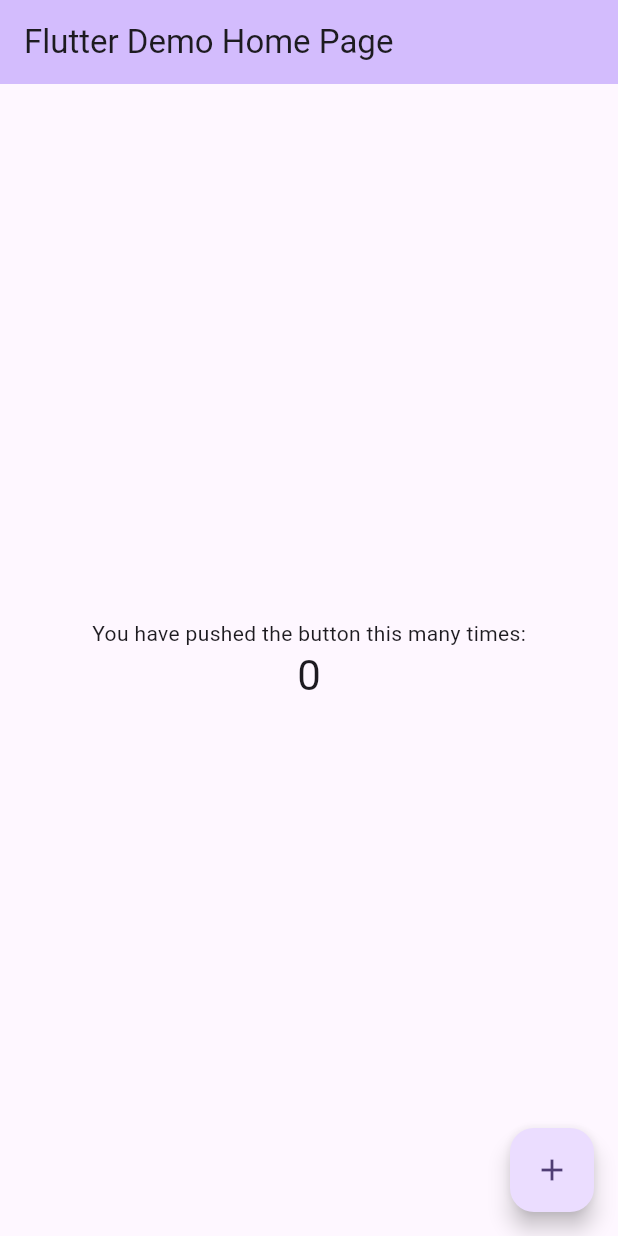
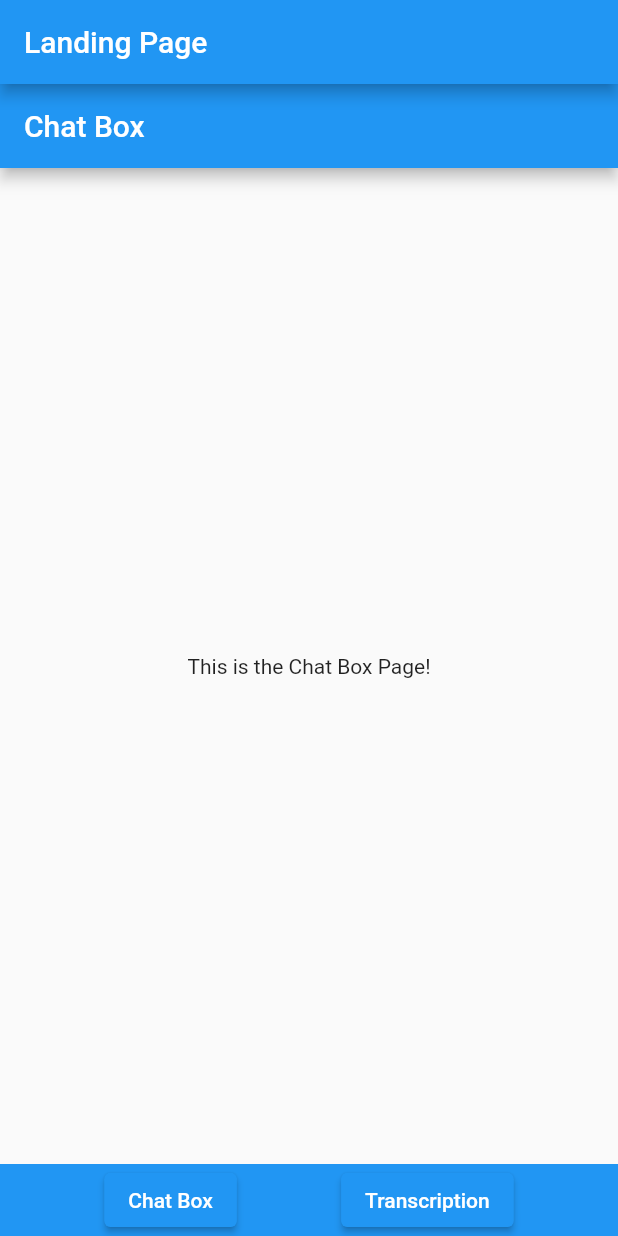
Before and after one commit to EIC-NLP/flutter-application, a Flutter app: the screen it shows after launch, on a phone screen of 412 x 824 dp. Run offline on Flutter 3.47's test engine with Material 2 defaults, Android fonts, the light colour scheme and no system bars.

Commit message:
Updated many codes

```diff
--- a/lib/main.dart
+++ b/lib/main.dart
@@ -1,125 +1,19 @@
 import 'package:flutter/material.dart';
-
+import 'package:rbc_interface/src/features/landing_page/app/landing_page.dart';
 void main() {
-  runApp(const MyApp());
+  runApp(MyApp());
 }
 
 class MyApp extends StatelessWidget {
-  const MyApp({super.key});
-
-  // This widget is the root of your application.
   @override
   Widget build(BuildContext context) {
     return MaterialApp(
-      title: 'Flutter Demo',
+      title: 'Flutter App',
       theme: ThemeData(
-        // This is the theme of your application.
-        //
-        // TRY THIS: Try running your application with "flutter run". You'll see
-        // the application has a blue toolbar. Then, without quitting the app,
-        // try changing the seedColor in the colorScheme below to Colors.green
-        // and then invoke "hot reload" (save your changes or press the "hot
-        // reload" button in a Flutter-supported IDE, or press "r" if you used
-        // the command line to start the app).
-        //
-        // Notice that the counter didn't reset back to zero; the application
-        // state is not lost during the reload. To reset the state, use hot
-        // restart instead.
-        //
-        // This works for code too, not just values: Most code changes can be
-        // tested with just a hot reload.
-        colorScheme: ColorScheme.fromSeed(seedColor: Colors.deepPurple),
-        useMaterial3: true,
+        primarySwatch: Colors.blue,
+        visualDensity: VisualDensity.adaptivePlatformDensity,
       ),
-      home: const MyHomePage(title: 'Flutter Demo Home Page'),
+      home: LandingPage(),
     );
   }
 }
-
-class MyHomePage extends StatefulWidget {
-  const MyHomePage({super.key, required this.title});
-
-  // This widget is the home page of your application. It is stateful, meaning
-  // that it has a State object (defined below) that contains fields that affect
-  // how it looks.
-
-  // This class is the configuration for the state. It holds the values (in this
-  // case the title) provided by the parent (in this case the App widget) and
-  // used by the build method of the State. Fields in a Widget subclass are
-  // always marked "final".
-
-  final String title;
-
-  @override
-  State<MyHomePage> createState() => _MyHomePageState();
-}
-
-class _MyHomePageState extends State<MyHomePage> {
-  int _counter = 0;
-
-  void _incrementCounter() {
-    setState(() {
-      // This call to setState tells the Flutter framework that something has
-      // changed in this State, which causes it to rerun the build method below
-      // so that the display can reflect the updated values. If we changed
-      // _counter without calling setState(), then the build method would not be
-      // called again, and so nothing would appear to happen.
-      _counter++;
-    });
-  }
-
-  @override
-  Widget build(BuildContext context) {
-    // This method is rerun every time setState is called, for instance as done
-    // by the _incrementCounter method above.
-    //
-    // The Flutter framework has been optimized to make rerunning build methods
-    // fast, so that you can just rebuild anything that needs updating rather
-    // than having to individually change instances of widgets.
-    return Scaffold(
-      appBar: AppBar(
-        // TRY THIS: Try changing the color here to a specific color (to
-        // Colors.amber, perhaps?) and trigger a hot reload to see the AppBar
-        // change color while the other colors stay the same.
-        backgroundColor: Theme.of(context).colorScheme.inversePrimary,
-        // Here we take the value from the MyHomePage object that was created by
-        // the App.build method, and use it to set our appbar title.
-        title: Text(widget.title),
-      ),
-      body: Center(
-        // Center is a layout widget. It takes a single child and positions it
-        // in the middle of the parent.
-        child: Column(
-          // Column is also a layout widget. It takes a list of children and
-          // arranges them vertically. By default, it sizes itself to fit its
-          // children horizontally, and tries to be as tall as its parent.
-          //
-          // Column has various properties to control how it sizes itself and
-          // how it positions its children. Here we use mainAxisAlignment to
-          // center the children vertically; the main axis here is the vertical
-          // axis because Columns are vertical (the cross axis would be
-          // horizontal).
-          //
-          // TRY THIS: Invoke "debug painting" (choose the "Toggle Debug Paint"
-          // action in the IDE, or press "p" in the console), to see the
-          // wireframe for each widget.
-          mainAxisAlignment: MainAxisAlignment.center,
-          children: <Widget>[
-            const Text(
-              'You have pushed the button this many times:',
-            ),
-            Text(
-              '$_counter',
-              style: Theme.of(context).textTheme.headlineMedium,
-            ),
-          ],
-        ),
-      ),
-      floatingActionButton: FloatingActionButton(
-        onPressed: _incrementCounter,
-        tooltip: 'Increment',
-        child: const Icon(Icons.add),
-      ), // This trailing comma makes auto-formatting nicer for build methods.
-    );
-  }
-}
--- /dev/null
+++ b/lib/routes.dart
@@ -0,0 +1,39 @@
+import 'package:flutter/material.dart';
+import 'package:rbc_interface/src/features/landing_page/app/landing_page.dart';
+import 'package:rbc_interface/src/features/chat_box/app/chat_box.dart';
+import 'package:rbc_interface/src/features/transcription/app/transcription.dart';
+
+class AppRoutes {
+  static const String landingPage = '/';
+  static const String chatBox = '/chat_box';
+  static const String transcription = '/transcription';
+}
+
+class NavigatorHelper {
+  static Route<dynamic> generateRoute(RouteSettings settings) {
+    switch (settings.name) {
+      case AppRoutes.landingPage:
+        return MaterialPageRoute(builder: (_) => LandingPage());
+      case AppRoutes.chatBox:
+        return MaterialPageRoute(builder: (_) => ChatBox());
+      case AppRoutes.transcription:
+        return MaterialPageRoute(builder: (_) => Transcription());
+      default:
+        return MaterialPageRoute(builder: (_) => UnknownRoutePage());
+    }
+  }
+}
+
+class UnknownRoutePage extends StatelessWidget {
+  @override
+  Widget build(BuildContext context) {
+    return Scaffold(
+      appBar: AppBar(
+        title: Text('Unknown Route'),
+      ),
+      body: Center(
+        child: Text('404 - Page not found'),
+      ),
+    );
+  }
+}
--- /dev/null
+++ b/lib/src/features/chat_box/app/chat_box.dart
@@ -0,0 +1,15 @@
+import 'package:flutter/material.dart';
+
+class ChatBox extends StatelessWidget {
+  @override
+  Widget build(BuildContext context) {
+    return Scaffold(
+      appBar: AppBar(
+        title: Text('Chat Box'),
+      ),
+      body: Center(
+        child: Text('This is the Chat Box Page!'),
+      ),
+    );
+  }
+}
--- /dev/null
+++ b/lib/src/features/landing_page/app/landing_page.dart
@@ -0,0 +1,53 @@
+import 'package:flutter/material.dart';
+import 'package:rbc_interface/src/features/chat_box/app/chat_box.dart';
+import 'package:rbc_interface/src/features/transcription/app/transcription.dart';
+
+class LandingPage extends StatelessWidget {
+  final PageController _pageController = PageController(initialPage: 0);
+
+  void _navigateToPage(int pageIndex) {
+    _pageController.animateToPage(
+      pageIndex,
+      duration: Duration(milliseconds: 500),
+      curve: Curves.ease,
+    );
+  }
+
+  @override
+  Widget build(BuildContext context) {
+    return Scaffold(
+      appBar: AppBar(
+        title: Text('Landing Page'),
+      ),
+      body: Column(
+        children: [
+          Expanded(
+            child: PageView(
+              controller: _pageController,
+              children: [
+                ChatBox(),
+                Transcription(),
+              ],
+            ),
+          ),
+          Container(
+            color: Colors.blue, // Change color as needed
+            child: Row(
+              mainAxisAlignment: MainAxisAlignment.spaceEvenly,
+              children: [
+                ElevatedButton(
+                  onPressed: () => _navigateToPage(0),
+                  child: Text('Chat Box'),
+                ),
+                ElevatedButton(
+                  onPressed: () => _navigateToPage(1),
+                  child: Text('Transcription'),
+                ),
+              ],
+            ),
+          ),
+        ],
+      ),
+    );
+  }
+}
--- /dev/null
+++ b/lib/src/features/transcription/app/transcription.dart
@@ -0,0 +1,15 @@
+import 'package:flutter/material.dart';
+
+class Transcription extends StatelessWidget {
+  @override
+  Widget build(BuildContext context) {
+    return Scaffold(
+      appBar: AppBar(
+        title: Text('Transcription Page'),
+      ),
+      body: Center(
+        child: Text('This is the Transcription Page!'),
+      ),
+    );
+  }
+}
--- a/pubspec.yaml
+++ b/pubspec.yaml
@@ -30,6 +30,8 @@ environment:
 dependencies:
   flutter:
     sdk: flutter
+  device_preview: ^1.0.10
+  video_player: ^2.2.5
 
 
   # The following adds the Cupertino Icons font to your application.
@@ -52,6 +54,8 @@ dev_dependencies:
 
 # The following section is specific to Flutter packages.
 flutter:
+  assets:
+    - assets/videos/sample_video.mp4
 
   # The following line ensures that the Material Icons font is
   # included with your application, so that you can use the icons in
```
Also changed, not shown: pubspec.lock, 15 other files.
